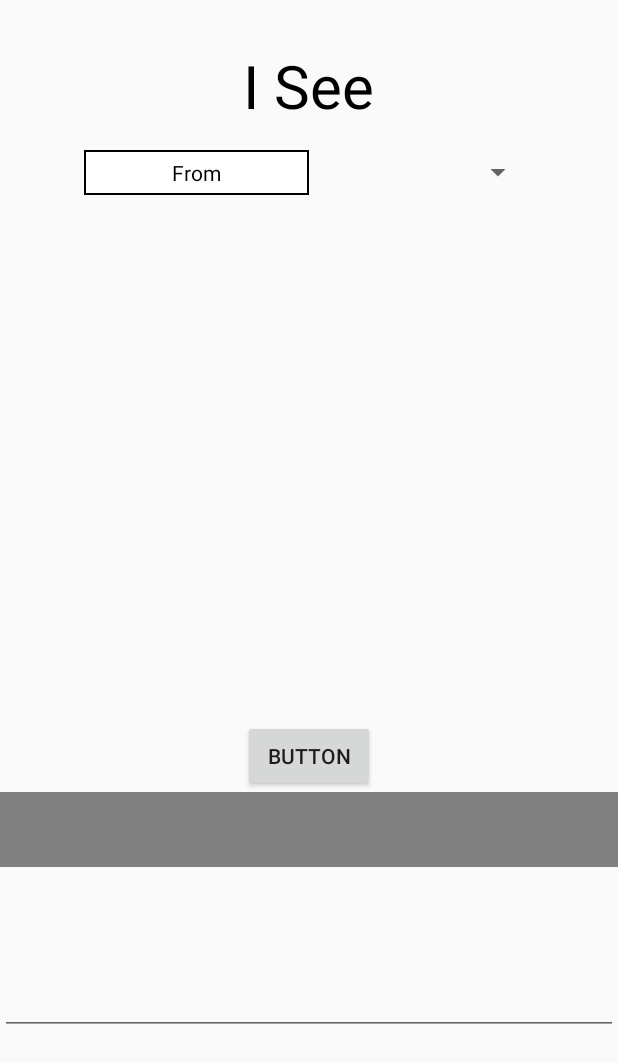
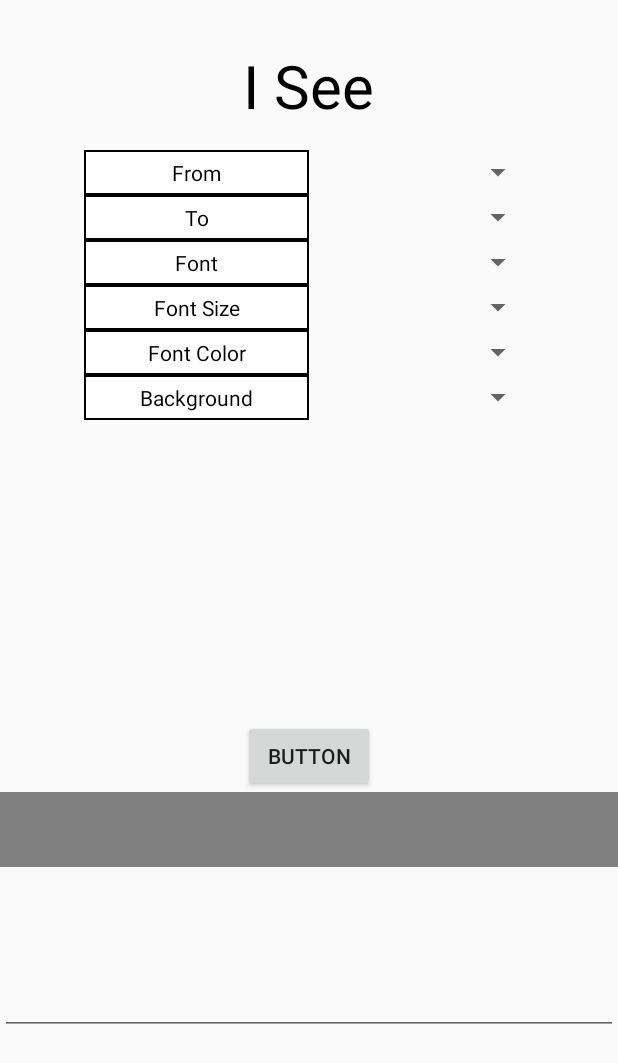
Before and after one commit to jeje910/Final_Project, an Android app: the layout activity_main.xml on its own in the app's theme, with its tools: preview values and no code run, on a phone screen of 412 x 824 dp. Shown: the top 1063 px of the screen. Run offline under Robolectric (Android 15) with nearby library versions, the phone set to English and light mode, and no system bars.

Commit message:
Layout 정리 및 기능 추가

```diff
--- a/app/build.gradle
+++ b/app/build.gradle
@@ -29,5 +29,4 @@ dependencies {
     testImplementation 'junit:junit:4.12'
     androidTestImplementation 'androidx.test.ext:junit:1.1.2'
     androidTestImplementation 'androidx.test.espresso:espresso-core:3.3.0'
-
 }
--- a/app/src/main/AndroidManifest.xml
+++ b/app/src/main/AndroidManifest.xml
@@ -4,7 +4,6 @@
 
     <uses-permission android:name="android.permission.RECORD_AUDIO"/>
     <uses-permission android:name="android.permission.INTERNET" />
-
     <application
         android:allowBackup="true"
         android:icon="@mipmap/ic_launcher"
@@ -15,10 +14,8 @@
         <activity android:name=".MainActivity">
             <intent-filter>
                 <action android:name="android.intent.action.MAIN" />
-
                 <category android:name="android.intent.category.LAUNCHER" />
             </intent-filter>
         </activity>
     </application>
-
 </manifest>
--- a/app/src/main/res/layout/activity_main.xml
+++ b/app/src/main/res/layout/activity_main.xml
@@ -2,6 +2,7 @@
 <RelativeLayout xmlns:android="http://schemas.android.com/apk/res/android"
     android:layout_width="match_parent"
     android:layout_height="match_parent">
+
 
     <TextView
         android:id="@+id/title"
@@ -21,6 +22,7 @@
         android:layout_centerHorizontal="true"
         android:layout_marginTop="100dp"
         />
+
     <TextView
         android:id="@+id/from"
         android:text="@string/from"
@@ -42,6 +44,109 @@
         android:textColor="#000000"
         />
 
+    <TextView
+        android:id="@+id/to"
+        android:text="@string/to"
+        android:layout_width="150dp"
+        android:layout_height="30dp"
+        android:layout_below="@+id/from"
+        android:layout_toLeftOf="@+id/center"
+        android:gravity="center_horizontal|center_vertical"
+        android:textColor="#000000"
+        android:background="@drawable/edge"
+        />
+    <Spinner
+        android:id="@+id/to_spinner"
+        android:layout_width="150dp"
+        android:layout_height="30dp"
+        android:layout_below="@+id/from"
+        android:layout_toRightOf="@+id/center"
+        android:gravity="center_vertical"
+        android:textColor="#000000"
+        />
+    <TextView
+        android:id="@+id/font"
+        android:text="@string/font"
+        android:layout_width="150dp"
+        android:layout_height="30dp"
+        android:layout_below="@+id/to"
+        android:layout_toLeftOf="@+id/center"
+        android:gravity="center_horizontal|center_vertical"
+        android:textColor="#000000"
+        android:background="@drawable/edge"
+        />
+    <Spinner
+        android:id="@+id/font_spinner"
+        android:layout_width="150dp"
+        android:layout_height="30dp"
+        android:layout_below="@+id/to"
+        android:layout_toRightOf="@+id/center"
+        android:gravity="center_vertical"
+        android:textColor="#000000"
+        />
+    <TextView
+        android:id="@+id/font_size"
+        android:text="@string/font_size"
+        android:layout_width="150dp"
+        android:layout_height="30dp"
+        android:layout_below="@+id/font"
+        android:layout_toLeftOf="@+id/center"
+        android:gravity="center_horizontal|center_vertical"
+        android:textColor="#000000"
+        android:background="@drawable/edge"
+        />
+    <Spinner
+        android:id="@+id/font_size_spinner"
+        android:layout_width="150dp"
+        android:layout_height="30dp"
+        android:layout_below="@+id/font"
+        android:layout_toRightOf="@+id/center"
+        android:gravity="center_vertical"
+        android:textColor="#000000"
+        />
+
+    <TextView
+        android:id="@+id/font_color"
+        android:text="@string/font_color"
+        android:layout_width="150dp"
+        android:layout_height="30dp"
+        android:layout_below="@+id/font_size"
+        android:layout_toLeftOf="@+id/center"
+        android:gravity="center_horizontal|center_vertical"
+        android:textColor="#000000"
+        android:background="@drawable/edge"
+        />
+    <Spinner
+        android:id="@+id/font_color_spinner"
+        android:layout_width="150dp"
+        android:layout_height="30dp"
+        android:layout_below="@+id/font_size"
+        android:layout_toRightOf="@+id/center"
+        android:gravity="center_vertical"
+        android:textColor="#000000"
+        />
+
+    <TextView
+        android:id="@+id/background_color"
+        android:text="@string/background_color"
+        android:layout_width="150dp"
+        android:layout_height="30dp"
+        android:layout_below="@+id/font_color"
+        android:layout_toLeftOf="@+id/center"
+        android:gravity="center_horizontal|center_vertical"
+        android:textColor="#000000"
+        android:background="@drawable/edge"
+        />
+    <Spinner
+        android:id="@+id/background_color_spinner"
+        android:layout_width="150dp"
+        android:layout_height="30dp"
+        android:layout_below="@+id/font_color"
+        android:layout_toRightOf="@+id/center"
+        android:gravity="center_vertical"
+        android:textColor="#000000"
+        />
+
     <Button
         android:id="@+id/btn_stt_start"
         android:layout_width="wrap_content"
@@ -57,6 +162,7 @@
         android:layout_below="@+id/btn_stt_start"
         android:ems="10"
         android:inputType="textPersonName"
+        android:gravity="center_horizontal|center_vertical"
         android:background="#808080"
         />
 
@@ -65,6 +171,7 @@
         android:layout_width="match_parent"
         android:layout_height="112dp"
         android:layout_below="@id/txtSystem"
+        android:gravity="center_horizontal|center_vertical"
         android:ems="10"
         android:inputType="textPersonName" />
 
--- /dev/null
+++ b/app/src/main/res/values/kakao_string.xml
@@ -0,0 +1,6 @@
+<?xml version="1.0" encoding="utf-8"?>
+<resources>
+    <string name="kakao_app_key">58b3b57052899e3327474b9585d42a64</string>
+    <string name="kakao_scheme">kakao + 58b3b57052899e3327474b9585d42a64</string>
+    <string name="kakaolink_host">kakaolink</string>
+</resources>
--- a/app/src/main/res/values/strings.xml
+++ b/app/src/main/res/values/strings.xml
@@ -1,6 +1,12 @@
 <resources>
     <string name="app_name">Final Project</string>
+    <string name="button">BUTTON</string>
     <string name="title">I See</string>
     <string name="from">From</string>
-    <string name="button">Button</string>
+    <string name="to">To</string>
+    <string name="font">Font</string>
+    <string name="font_size">Font Size</string>
+    <string name="font_color">Font Color</string>
+    <string name="background_color">Background</string>
+    <string name="send_to_kakao">Kakao</string>
 </resources>
```
Also changed, not shown: app/src/main/java/com/example/finalproject/MainActivity.java (+79 -16 lines).
